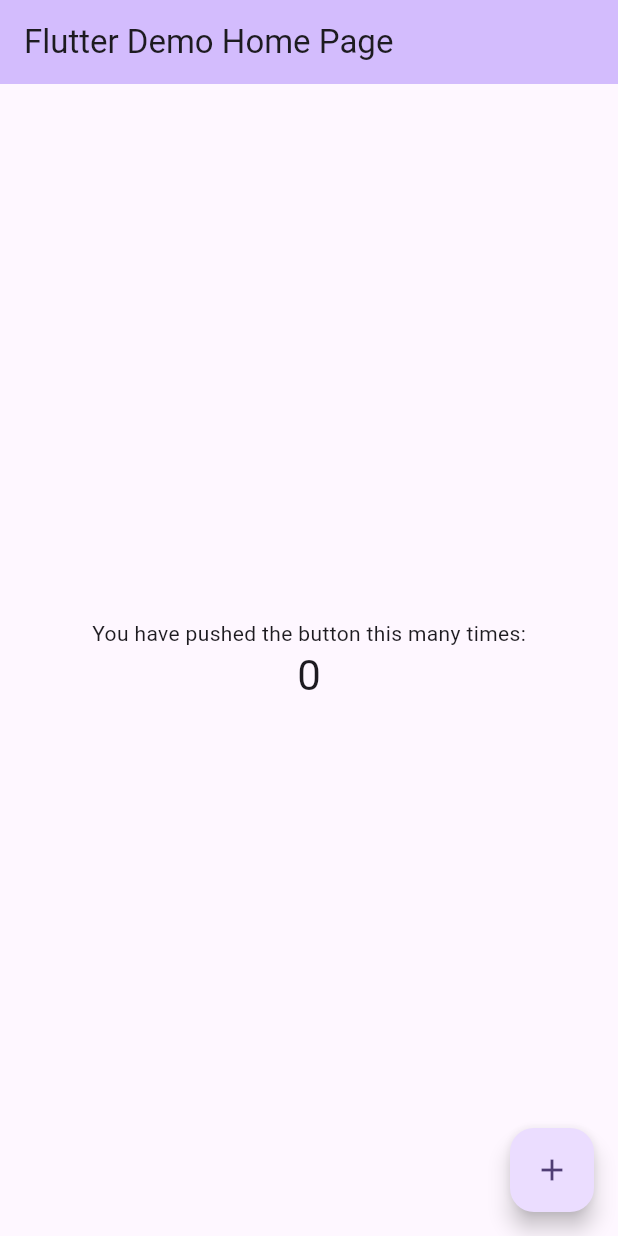
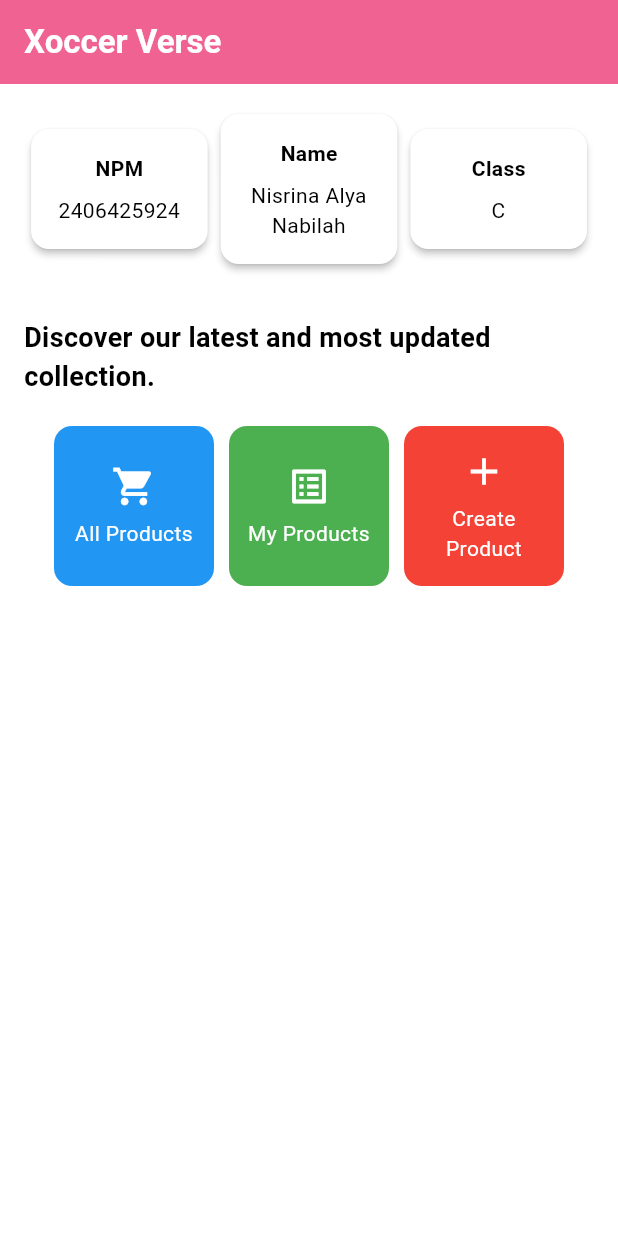
Before and after one commit to alyaanaazz/xoccer-verse-mob, a Flutter app: the screen it shows after launch, on a phone screen of 412 x 824 dp. Run offline on Flutter 3.47's test engine with Material 3 defaults, Android fonts, the phone set to English and light mode, and no system bars.

Commit message:
Tugas Individu 7 doneee

```diff
--- a/lib/main.dart
+++ b/lib/main.dart
@@ -1,4 +1,5 @@
 import 'package:flutter/material.dart';
+import 'package:xoccer_verse/menu.dart';
 
 void main() {
   runApp(const MyApp());
@@ -7,116 +8,15 @@
 class MyApp extends StatelessWidget {
   const MyApp({super.key});
 
-  // This widget is the root of your application.
   @override
   Widget build(BuildContext context) {
     return MaterialApp(
-      title: 'Flutter Demo',
+      title: 'XoccerVerse App',
       theme: ThemeData(
-        // This is the theme of your application.
-        //
-        // TRY THIS: Try running your application with "flutter run". You'll see
-        // the application has a purple toolbar. Then, without quitting the app,
-        // try changing the seedColor in the colorScheme below to Colors.green
-        // and then invoke "hot reload" (save your changes or press the "hot
-        // reload" button in a Flutter-supported IDE, or press "r" if you used
-        // the command line to start the app).
-        //
-        // Notice that the counter didn't reset back to zero; the application
-        // state is not lost during the reload. To reset the state, use hot
-        // restart instead.
-        //
-        // This works for code too, not just values: Most code changes can be
-        // tested with just a hot reload.
-        colorScheme: ColorScheme.fromSeed(seedColor: Colors.deepPurple),
+        colorScheme: ColorScheme.fromSwatch(primarySwatch: Colors.pink)
+            .copyWith(secondary: Colors.pinkAccent[100], primary: Colors.pink[300]),
       ),
-      home: const MyHomePage(title: 'Flutter Demo Home Page'),
+      home: MyHomePage(),
     );
   }
 }
-
-class MyHomePage extends StatefulWidget {
-  const MyHomePage({super.key, required this.title});
-
-  // This widget is the home page of your application. It is stateful, meaning
-  // that it has a State object (defined below) that contains fields that affect
-  // how it looks.
-
-  // This class is the configuration for the state. It holds the values (in this
-  // case the title) provided by the parent (in this case the App widget) and
-  // used by the build method of the State. Fields in a Widget subclass are
-  // always marked "final".
-
-  final String title;
-
-  @override
-  State<MyHomePage> createState() => _MyHomePageState();
-}
-
-class _MyHomePageState extends State<MyHomePage> {
-  int _counter = 0;
-
-  void _incrementCounter() {
-    setState(() {
-      // This call to setState tells the Flutter framework that something has
-      // changed in this State, which causes it to rerun the build method below
-      // so that the display can reflect the updated values. If we changed
-      // _counter without calling setState(), then the build method would not be
-      // called again, and so nothing would appear to happen.
-      _counter++;
-    });
-  }
-
-  @override
-  Widget build(BuildContext context) {
-    // This method is rerun every time setState is called, for instance as done
-    // by the _incrementCounter method above.
-    //
-    // The Flutter framework has been optimized to make rerunning build methods
-    // fast, so that you can just rebuild anything that needs updating rather
-    // than having to individually change instances of widgets.
-    return Scaffold(
-      appBar: AppBar(
-        // TRY THIS: Try changing the color here to a specific color (to
-        // Colors.amber, perhaps?) and trigger a hot reload to see the AppBar
-        // change color while the other colors stay the same.
-        backgroundColor: Theme.of(context).colorScheme.inversePrimary,
-        // Here we take the value from the MyHomePage object that was created by
-        // the App.build method, and use it to set our appbar title.
-        title: Text(widget.title),
-      ),
-      body: Center(
-        // Center is a layout widget. It takes a single child and positions it
-        // in the middle of the parent.
-        child: Column(
-          // Column is also a layout widget. It takes a list of children and
-          // arranges them vertically. By default, it sizes itself to fit its
-          // children horizontally, and tries to be as tall as its parent.
-          //
-          // Column has various properties to control how it sizes itself and
-          // how it positions its children. Here we use mainAxisAlignment to
-          // center the children vertically; the main axis here is the vertical
-          // axis because Columns are vertical (the cross axis would be
-          // horizontal).
-          //
-          // TRY THIS: Invoke "debug painting" (choose the "Toggle Debug Paint"
-          // action in the IDE, or press "p" in the console), to see the
-          // wireframe for each widget.
-          mainAxisAlignment: MainAxisAlignment.center,
-          children: <Widget>[
-            const Text('You have pushed the button this many times:'),
-            Text(
-              '$_counter',
-              style: Theme.of(context).textTheme.headlineMedium,
-            ),
-          ],
-        ),
-      ),
-      floatingActionButton: FloatingActionButton(
-        onPressed: _incrementCounter,
-        tooltip: 'Increment',
-        child: const Icon(Icons.add),
-      ), // This trailing comma makes auto-formatting nicer for build methods.
-    );
-  }
-}
--- /dev/null
+++ b/lib/menu.dart
@@ -0,0 +1,195 @@
+import 'package:flutter/material.dart';
+
+class MyHomePage extends StatelessWidget {
+  MyHomePage({super.key});
+
+  final String nama = "Nisrina Alya Nabilah"; //nama
+  final String npm = "2406425924"; //npm
+  final String kelas = "C"; //kelas
+
+  final List<ItemHomepage> items = [
+    // Tambahkan properti warna ke ItemHomepage
+    ItemHomepage("All Products", Icons.shopping_cart, Colors.blue), // Biru
+    ItemHomepage("My Products", Icons.list_alt, Colors.green), // Hijau
+    ItemHomepage("Create Product", Icons.add, Colors.red), // Merah
+  ];
+
+  @override
+  Widget build(BuildContext context) {
+  // Scaffold menyediakan struktur dasar halaman dengan AppBar dan body.
+  return Scaffold(
+    // AppBar adalah bagian atas halaman yang menampilkan judul.
+    appBar: AppBar(
+      // Judul aplikasi "Xoccer Verse" dengan teks putih dan tebal.
+      title: const Text(
+        'Xoccer Verse',
+        style: TextStyle(
+          color: Colors.white,
+          fontWeight: FontWeight.bold,
+        ),
+      ),
+      // Warna latar belakang AppBar diambil dari skema warna tema aplikasi
+      backgroundColor: Theme.of(context).colorScheme.primary,
+    ),
+    // Body halaman dengan padding di sekelilingnya.
+    body: Padding(
+      padding: const EdgeInsets.all(16.0),
+      // Menyusun widget secara vertikal dalam sebuah kolom.
+      child: Column(
+        crossAxisAlignment: CrossAxisAlignment.center,
+        children: [
+          // Row untuk menampilkan 3 InfoCard secara horizontal.
+          Row(
+            mainAxisAlignment: MainAxisAlignment.spaceEvenly,
+            children: [
+              InfoCard(title: 'NPM', content: npm),
+              InfoCard(title: 'Name', content: nama),
+              InfoCard(title: 'Class', content: kelas),
+            ],
+          ),
+
+          // Memberikan jarak vertikal 16 unit.
+          const SizedBox(height: 16.0),
+
+          // Menempatkan widget berikutnya di tengah halaman.
+          Center(
+            child: Column(
+              // Menyusun teks dan grid item secara vertikal.
+
+              children: [
+                // Menampilkan teks sambutan dengan gaya tebal dan ukuran 18.
+                const Padding(
+                  padding: EdgeInsets.only(top: 16.0),
+                  child: Text(
+                    'Discover our latest and most updated collection.',
+                    style: TextStyle(
+                      fontWeight: FontWeight.bold,
+                      fontSize: 18.0,
+                    ),
+                  ),
+                ),
+
+                // Grid untuk menampilkan ItemCard dalam bentuk grid 3 kolom.
+                GridView.count(
+                  primary: true,
+                  padding: const EdgeInsets.all(20),
+                  crossAxisSpacing: 10,
+                  mainAxisSpacing: 10,
+                  crossAxisCount: 3,
+                  // Agar grid menyesuaikan tinggi kontennya.
+                  shrinkWrap: true,
+
+                  // Menampilkan ItemCard untuk setiap item dalam list items.
+                  children: items.map((ItemHomepage item) {
+                    // Meneruskan objek ItemHomepage yang kini memiliki properti warna
+                    return ItemCard(item);
+                  }).toList(),
+                ),
+              ],
+            ),
+          ),
+        ],
+      ),
+    ),
+  );
+}
+}
+
+class ItemHomepage {
+  final String name;
+  final IconData icon;
+  final Color color; // Properti baru untuk warna latar belakang
+
+  ItemHomepage(this.name, this.icon, this.color); // Konstruktor diubah
+}
+
+class InfoCard extends StatelessWidget {
+  // Kartu informasi yang menampilkan title dan content.
+
+  final String title; 	// Judul kartu.
+  final String content; 	// Isi kartu.
+
+  const InfoCard({super.key, required this.title, required this.content});
+
+  @override
+  Widget build(BuildContext context) {
+    return Card(
+      // Membuat kotak kartu dengan bayangan dibawahnya.
+      elevation: 2.0,
+      child: Container(
+        // Mengatur ukuran dan jarak di dalam kartu.
+        width: MediaQuery.of(context).size.width / 3.5, // menyesuaikan dengan lebar device yang digunakan.
+        padding: const EdgeInsets.all(16.0),
+        // Menyusun title dan content secara vertikal.
+        child: Column(
+          children: [
+            Text(
+              title,
+              style: const TextStyle(fontWeight: FontWeight.bold),
+            ),
+            const SizedBox(height: 8.0),
+            Text(
+              content,
+              textAlign: TextAlign.center, // Menambahkan alignment ke tengah
+            ),
+          ],
+        ),
+      ),
+    );
+  }
+}
+
+// Kelas ItemCard (Dikeluarkan dari MenuPage)
+class ItemCard extends StatelessWidget {
+  // Menampilkan kartu dengan ikon dan nama.
+
+  final ItemHomepage item;
+
+  const ItemCard(this.item, {super.key});
+
+  @override
+  Widget build(BuildContext context) {
+    return Material(
+      // Menggunakan properti warna dari item (biru, hijau, atau merah)
+      color: item.color,
+      // Membuat sudut kartu melengkung.
+      borderRadius: BorderRadius.circular(12),
+
+      child: InkWell(
+        // Aksi ketika kartu ditekan.
+        onTap: () {
+          // Menampilkan pesan SnackBar saat kartu ditekan.
+          ScaffoldMessenger.of(context)
+            ..hideCurrentSnackBar()
+            ..showSnackBar(
+              SnackBar(content: Text("Kamu telah menekan tombol ${item.name}!"))
+            );
+        },
+        // Container untuk menyimpan Icon dan Text
+        child: Container(
+          padding: const EdgeInsets.all(8),
+          child: Center(
+            child: Column(
+              // Menyusun ikon dan teks di tengah kartu.
+              mainAxisAlignment: MainAxisAlignment.center,
+              children: [
+                Icon(
+                  item.icon,
+                  color: Colors.white,
+                  size: 30.0,
+                ),
+                const Padding(padding: EdgeInsets.all(3)),
+                Text(
+                  item.name,
+                  textAlign: TextAlign.center,
+                  style: const TextStyle(color: Colors.white),
+                ),
+              ],
+            ),
+          ),
+        ),
+      ),
+    );
+  }
+
+}
```
Also changed, not shown: 1 other file.
